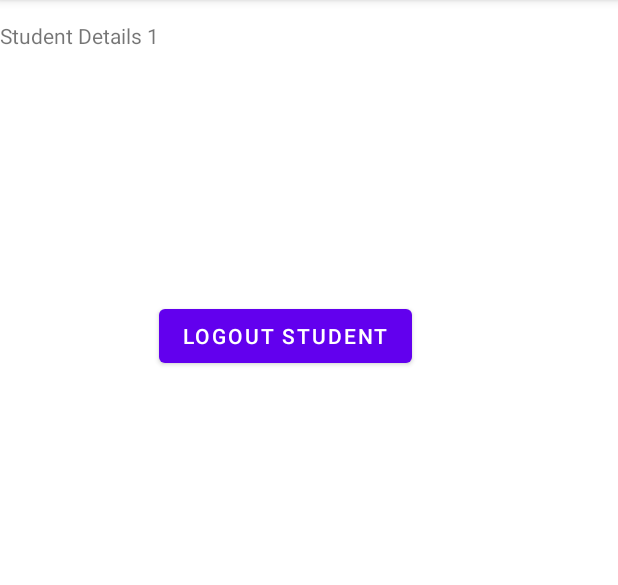
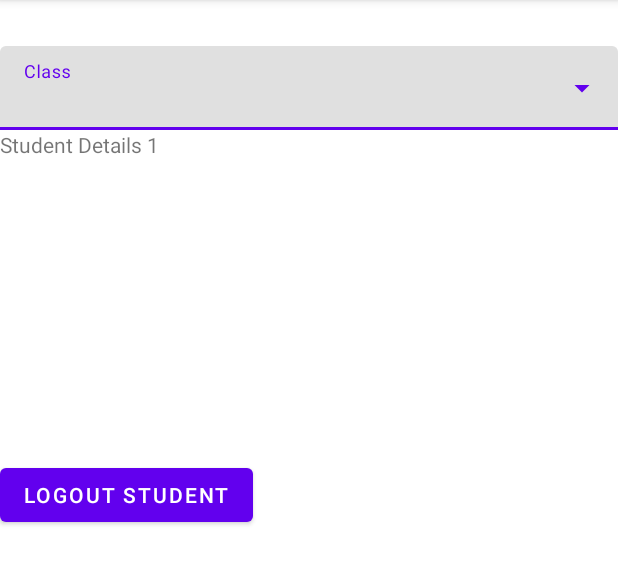
Before and after one commit to debesheedas/MyMargdarshaka, an Android app: the AuthSignupStudents1 screen opened directly, with no data from a screen before it, on a phone screen of 412 x 824 dp, the part 84-669 px from its top. Run offline under Robolectric (Android 15) with nearby library versions, the phone set to English and light mode, and no system bars.

Commit message:
add dropdown

```diff
--- a/app/src/main/java/com/example/mymargdarshaka/AuthSignupStudents1.java
+++ b/app/src/main/java/com/example/mymargdarshaka/AuthSignupStudents1.java
@@ -6,7 +6,13 @@ import android.content.Intent;
 import android.content.SharedPreferences;
 import android.os.Bundle;
 import android.view.View;
+import android.widget.AdapterView;
+import android.widget.ArrayAdapter;
+import android.widget.AutoCompleteTextView;
 import android.widget.Button;
+import android.widget.Toast;
+
+import java.util.ArrayList;
 
 public class AuthSignupStudents1 extends AppCompatActivity {
 
@@ -21,9 +27,9 @@ public class AuthSignupStudents1 extends AppCompatActivity {
         super.onCreate(savedInstanceState);
         setContentView(R.layout.activity_auth_signup_students1);
 
-        logout=(Button) findViewById(R.id.logout_student);
+        logout = (Button) findViewById(R.id.logout_student);
 
-        sharedPreferences = getSharedPreferences(SHARED_PREF_NAME,MODE_PRIVATE);
+        sharedPreferences = getSharedPreferences(SHARED_PREF_NAME, MODE_PRIVATE);
 
         logout.setOnClickListener(new View.OnClickListener() {
             @Override
@@ -32,11 +38,41 @@ public class AuthSignupStudents1 extends AppCompatActivity {
                 editor.clear();
                 editor.commit();
 
-                Intent i = new Intent(AuthSignupStudents1.this,MainActivity.class);
+                Intent i = new Intent(AuthSignupStudents1.this, MainActivity.class);
                 i.setFlags(Intent.FLAG_ACTIVITY_CLEAR_TASK | Intent.FLAG_ACTIVITY_NEW_TASK);
                 startActivity(i);
             }
         });
 
+
+        AutoCompleteTextView ac_text_view;
+        // instantiating ac_text_view
+        ac_text_view = findViewById(R.id.ac_text_view);
+
+        // creating a list of dropdown menu options
+        ArrayList<String> classes = new ArrayList<>();
+        classes.add("Class 6");
+        classes.add("Class 7");
+        classes.add("Class 8");
+        classes.add("Class 9");
+        classes.add("Class 10");
+        classes.add("Class 11");
+        classes.add("Class 12");
+
+        // creating a classAdapter, I'm not sure what this does but it works
+        ArrayAdapter<String> classesAdapter = new ArrayAdapter<>(
+                this,
+                android.R.layout.simple_list_item_1,    // this is the style of each option,
+                                                        // but I just used something simple
+                classes
+        );
+
+        // attaching the adapter to ac_text_view
+        ac_text_view.setAdapter(classesAdapter);
+
+        // adding a listener which responds to an option selection
+        // using a toast to demonstrate
+        ac_text_view.setOnItemClickListener((parent, view, position, id) -> Toast.makeText(getApplicationContext(), "Selected Item: " + classes.get(position), Toast.LENGTH_SHORT).show());
+
     }
 }
--- a/app/src/main/java/com/example/mymargdarshaka/Test.java
+++ b/app/src/main/java/com/example/mymargdarshaka/Test.java
@@ -5,10 +5,17 @@ import android.os.Bundle;
 import androidx.annotation.Nullable;
 import androidx.appcompat.app.AppCompatActivity;
 
+import com.google.android.material.card.MaterialCardView;
+
 public class Test extends AppCompatActivity {
+    private MaterialCardView card_question;
+
     @Override
     protected void onCreate(@Nullable Bundle savedInstanceState) {
         super.onCreate(savedInstanceState);
         setContentView(R.layout.activity_test);
+        card_question = findViewById(R.id.card_question);
     }
+
+
 }
--- a/app/src/main/res/layout/activity_auth_signup_students1.xml
+++ b/app/src/main/res/layout/activity_auth_signup_students1.xml
@@ -8,7 +8,25 @@
 
     <LinearLayout
         android:layout_width="match_parent"
-        android:layout_height="match_parent">
+        android:layout_height="match_parent"
+        android:orientation="vertical"
+        android:layout_marginTop="15dp">
+
+        <com.google.android.material.textfield.TextInputLayout
+            android:id="@+id/menu_class"
+            style="@style/Widget.MaterialComponents.TextInputLayout.FilledBox.ExposedDropdownMenu"
+            android:layout_width="match_parent"
+            android:layout_height="wrap_content"
+            android:layout_marginTop="15dp"
+            android:hint="Class">
+
+            <AutoCompleteTextView
+                android:id="@+id/ac_text_view"
+                android:layout_width="match_parent"
+                android:layout_height="wrap_content"
+                android:inputType="" />
+
+        </com.google.android.material.textfield.TextInputLayout>
 
         <TextView
             android:id="@+id/textView3"
@@ -20,9 +38,9 @@
 
         <Button
             android:id="@+id/logout_student"
-        android:layout_marginTop="200dp"
             android:layout_width="wrap_content"
             android:layout_height="wrap_content"
+            android:layout_marginTop="200dp"
             android:text="Logout Student"
             tools:layout_editor_absoluteX="121dp"
             tools:layout_editor_absoluteY="162dp" />
```
Lines whose indentation alone changed are shown as unchanged.
